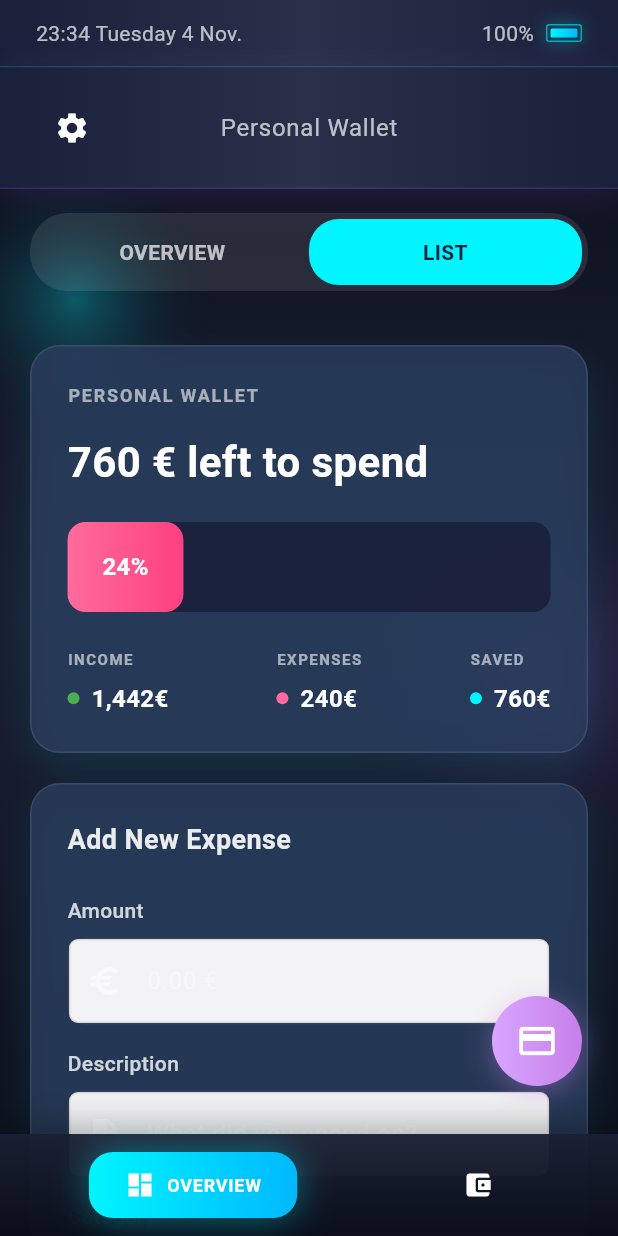
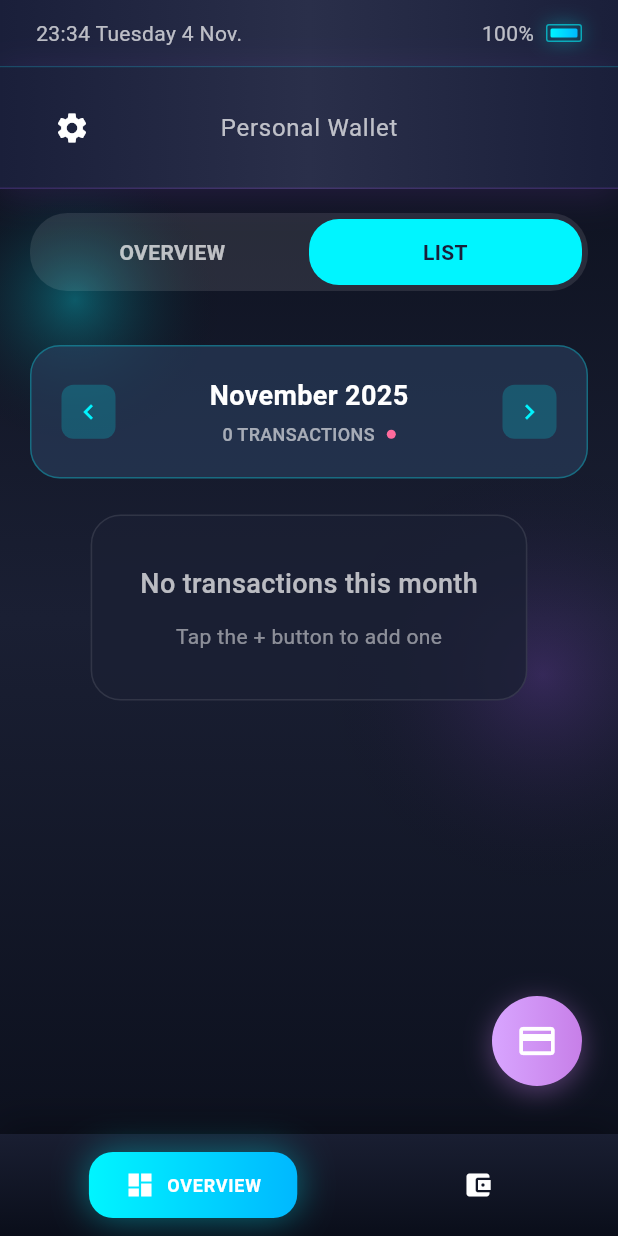
Before and after one commit to loatsoat/smartspend, a Flutter app: the screen it shows after launch, after a tap on "LIST", on a phone screen of 412 x 824 dp. Run offline on Flutter 3.47's test engine with Material 3 defaults, Android fonts, the phone set to English and light mode, and no system bars; key blocks and very long unbroken strings in the code were emptied for the run.

Commit message:
fix oveview list layout

```diff
--- a/lib/screens/screens/overview/wallet_overview_screen.dart
+++ b/lib/screens/screens/overview/wallet_overview_screen.dart
@@ -411,239 +411,76 @@ class _WalletOverviewContentState extends State<WalletOverviewContent>
       padding: const EdgeInsets.all(20),
       child: Column(
         children: [
-          _buildPersonalWalletCard(),
-          const SizedBox(height: 20),
-          _buildAddExpenseWidget(),
-          const SizedBox(height: 20),
+          // Reuse only the month selector + list parts from OverviewListScreen
+          _buildMonthSelectorLite(),
+          const SizedBox(height: 24),
+          _buildTransactionsListLite(),
         ],
       ),
     );
   }
 
-  Widget _buildAddExpenseWidget() {
+  Widget _buildMonthSelectorLite() {
     return Container(
+      padding: const EdgeInsets.all(20),
       decoration: BoxDecoration(
-        color: const Color(0xFF2A3B5C).withValues(alpha: 0.8),
+        color: const Color(0xFF2A3F5F).withValues(alpha: 0.6),
         borderRadius: BorderRadius.circular(20),
-        border: Border.all(color: Colors.white.withValues(alpha: 0.1)),
-        boxShadow: [
-          BoxShadow(
-            color: const Color(0xFF00F5FF).withValues(alpha: 0.1),
-            blurRadius: 20,
-            spreadRadius: 0,
-            offset: const Offset(0, 10),
-          ),
-        ],
+        border: Border.all(color: const Color(0xFF00F5FF).withValues(alpha: 0.3)),
       ),
-      child: Padding(
-        padding: const EdgeInsets.all(24),
-        child: Column(
-          crossAxisAlignment: CrossAxisAlignment.start,
-          children: [
-            Text(
-              'Add New Expense',
-              style: TextStyle(
-                color: Colors.white.withValues(alpha: 0.9),
-                fontSize: 18,
-                fontWeight: FontWeight.w600,
+      child: Row(
+        mainAxisAlignment: MainAxisAlignment.spaceBetween,
+        children: [
+          _roundIconButton(Icons.chevron_left, const Color(0xFF00F5FF)),
+          Column(
+            children: [
+              const Text(
+                'November 2025',
+                style: TextStyle(color: Colors.white, fontSize: 18, fontWeight: FontWeight.w600),
               ),
-            ),
-            const SizedBox(height: 24),
-            _buildInputField(
-              label: 'Amount',
-              hint: '0.00 €',
-              icon: Icons.euro,
-              keyboardType: TextInputType.number,
-            ),
-            const SizedBox(height: 16),
-            _buildInputField(
-              label: 'Description',
-              hint: 'What did you spend on?',
-              icon: Icons.description,
-            ),
-            const SizedBox(height: 16),
-            _buildCategorySelector(),
-            const SizedBox(height: 24),
-            Container(
-              width: double.infinity,
-              height: 50,
-              decoration: BoxDecoration(
-                gradient: const LinearGradient(
-                  colors: [Color(0xFFFF6B9D), Color(0xFFFF4081)],
-                ),
-                borderRadius: BorderRadius.circular(12),
-                boxShadow: [
-                  BoxShadow(
-                    color: const Color(0xFFFF6B9D).withValues(alpha: 0.3),
-                    blurRadius: 15,
-                    offset: const Offset(0, 5),
+              const SizedBox(height: 4),
+              Row(
+                children: [
+                  Text(
+                    '0 TRANSACTIONS',
+                    style: TextStyle(color: Colors.white.withValues(alpha: 0.6), fontSize: 12, fontWeight: FontWeight.w500),
                   ),
+                  const SizedBox(width: 8),
+                  Container(width: 6, height: 6, decoration: const BoxDecoration(color: Color(0xFFFF6B9D), shape: BoxShape.circle)),
                 ],
               ),
-              child: ElevatedButton(
-                onPressed: () {
-                  ScaffoldMessenger.of(context).showSnackBar(
-                    const SnackBar(
-                      content: Text('Expense added successfully!'),
-                      backgroundColor: Color(0xFF4CAF50),
-                    ),
-                  );
-                },
-                style: ElevatedButton.styleFrom(
-                  backgroundColor: Colors.transparent,
-                  shadowColor: Colors.transparent,
-                  shape: RoundedRectangleBorder(
-                    borderRadius: BorderRadius.circular(12),
-                  ),
-                ),
-                child: const Text(
-                  'Add Expense',
-                  style: TextStyle(
-                    color: Colors.white,
-                    fontSize: 16,
-                    fontWeight: FontWeight.w600,
-                  ),
-                ),
-              ),
-            ),
-          ],
-        ),
+            ],
+          ),
+          _roundIconButton(Icons.chevron_right, const Color(0xFF00F5FF)),
+        ],
       ),
     );
   }
 
-  Widget _buildInputField({
-    required String label,
-    required String hint,
-    required IconData icon,
-    TextInputType? keyboardType,
-  }) {
-    return Column(
-      crossAxisAlignment: CrossAxisAlignment.start,
-      children: [
-        Text(
-          label,
-          style: TextStyle(
-            color: Colors.white.withValues(alpha: 0.8),
-            fontSize: 14,
-            fontWeight: FontWeight.w500,
-          ),
-        ),
-        const SizedBox(height: 8),
-        Container(
-          decoration: BoxDecoration(
-            color: const Color(0xFF1A1F3A).withValues(alpha: 0.5),
-            borderRadius: BorderRadius.circular(12),
-            border: Border.all(color: Colors.white.withValues(alpha: 0.1)),
-          ),
-          child: TextField(
-            keyboardType: keyboardType,
-            style: const TextStyle(color: Colors.white),
-            decoration: InputDecoration(
-              hintText: hint,
-              hintStyle: TextStyle(
-                color: Colors.white.withValues(alpha: 0.4),
-              ),
-              prefixIcon: Icon(
-                icon,
-                color: Colors.white.withValues(alpha: 0.6),
-              ),
-              border: InputBorder.none,
-              contentPadding: const EdgeInsets.all(16),
-            ),
-          ),
-        ),
-      ],
+  Widget _buildTransactionsListLite() {
+    return Container(
+      padding: const EdgeInsets.all(32),
+      decoration: BoxDecoration(
+        color: const Color(0xFF1A1F33).withValues(alpha: 0.8),
+        borderRadius: BorderRadius.circular(20),
+        border: Border.all(color: Colors.white.withValues(alpha: 0.1)),
+      ),
+      child: Column(
+        mainAxisAlignment: MainAxisAlignment.center,
+        children: [
+          Text('No transactions this month', style: TextStyle(color: Colors.white.withValues(alpha: 0.7), fontSize: 18, fontWeight: FontWeight.w500)),
+          const SizedBox(height: 12),
+          Text('Tap the + button to add one', style: TextStyle(color: Colors.white.withValues(alpha: 0.5), fontSize: 14)),
+        ],
+      ),
     );
   }
 
-  Widget _buildCategorySelector() {
-    final categories = [
-      {
-        'name': 'Food & Dining',
-        'icon': Icons.restaurant,
-        'color': const Color(0xFFFF6B9D)
-      },
-      {
-        'name': 'Transportation',
-        'icon': Icons.directions_car,
-        'color': const Color(0xFFFF9800)
-      },
-      {
-        'name': 'Shopping',
-        'icon': Icons.shopping_bag,
-        'color': const Color(0xFF9C27B0)
-      },
-      {
-        'name': 'Entertainment',
-        'icon': Icons.movie,
-        'color': const Color(0xFF2196F3)
-      },
-      {
-        'name': 'Bills',
-        'icon': Icons.receipt,
-        'color': const Color(0xFFF44336)
-      },
-      {
-        'name': 'Health',
-        'icon': Icons.local_hospital,
-        'color': const Color(0xFF4CAF50)
-      },
-    ];
-
-    return Column(
-      crossAxisAlignment: CrossAxisAlignment.start,
-      children: [
-        Text(
-          'Category',
-          style: TextStyle(
-            color: Colors.white.withValues(alpha: 0.8),
-            fontSize: 14,
-            fontWeight: FontWeight.w500,
-          ),
-        ),
-        const SizedBox(height: 12),
-        Wrap(
-          spacing: 12,
-          runSpacing: 12,
-          children: categories.map((category) {
-            return GestureDetector(
-              onTap: () {
-                // Handle category selection
-              },
-              child: Container(
-                padding:
-                    const EdgeInsets.symmetric(horizontal: 16, vertical: 12),
-                decoration: BoxDecoration(
-                  color: const Color(0xFF1A1F3A).withValues(alpha: 0.5),
-                  borderRadius: BorderRadius.circular(20),
-                  border:
-                      Border.all(color: Colors.white.withValues(alpha: 0.1)),
-                ),
-                child: Row(
-                  mainAxisSize: MainAxisSize.min,
-                  children: [
-                    Icon(
-                      category['icon'] as IconData,
-                      color: category['color'] as Color,
-                      size: 18,
-                    ),
-                    const SizedBox(width: 8),
-                    Text(
-                      category['name'] as String,
-                      style: const TextStyle(
-                        color: Colors.white,
-                        fontSize: 12,
-                        fontWeight: FontWeight.w500,
-                      ),
-                    ),
-                  ],
-                ),
-              ),
-            );
-          }).toList(),
-        ),
-      ],
+  Widget _roundIconButton(IconData icon, Color color) {
+    return Container(
+      padding: const EdgeInsets.all(8),
+      decoration: BoxDecoration(color: color.withValues(alpha: 0.2), borderRadius: BorderRadius.circular(8)),
+      child: Icon(icon, color: color, size: 20),
     );
   }
 }
```
Also changed, not shown: lib/screens/screens/bank/widgets/floating_connect_card.dart (+13 -14 lines), lib/screens/screens/overview/overview_list.dart (+208 -228 lines), 5 other files.
